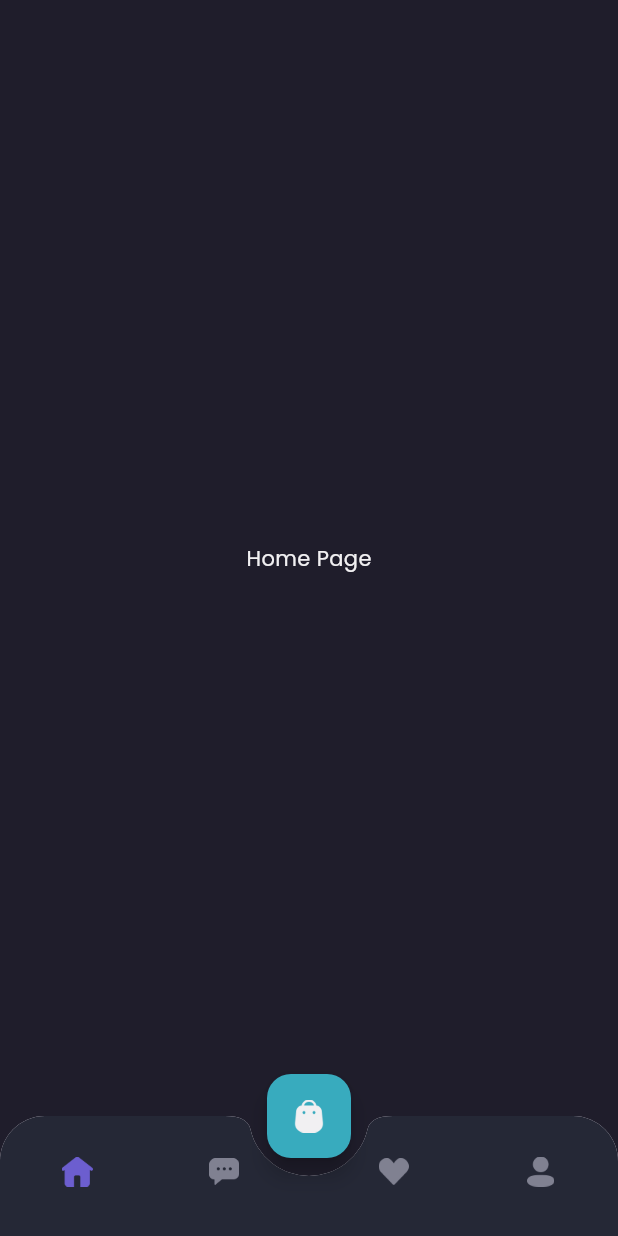
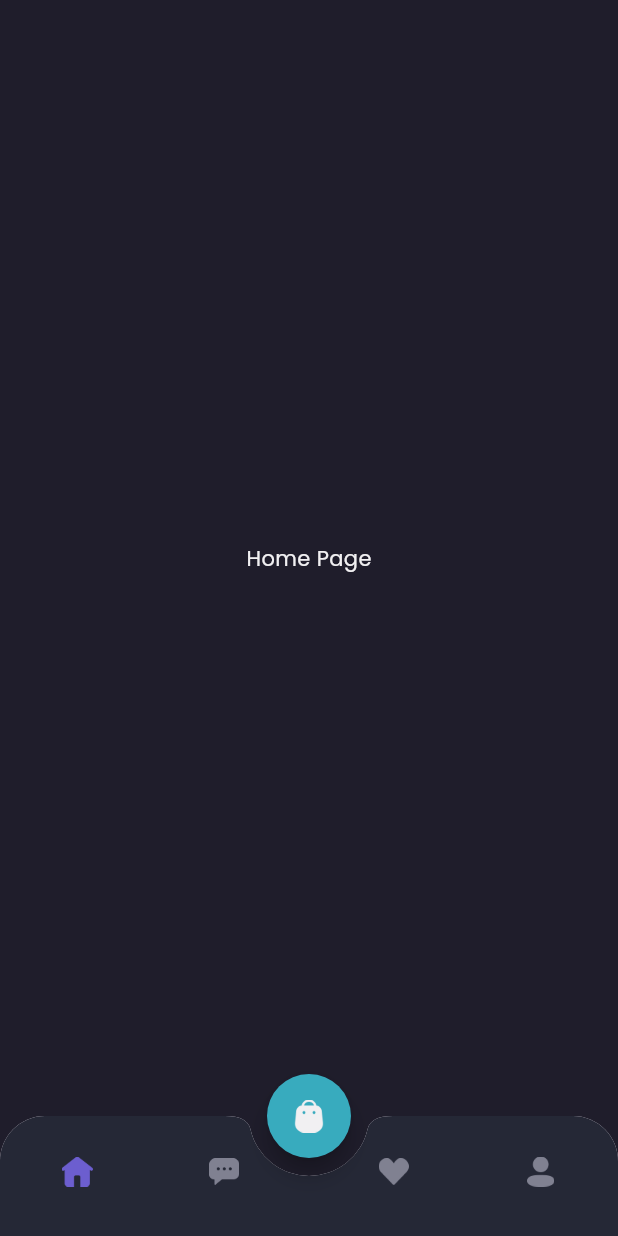
Before and after one commit to renalekiriyanto/shamo, a Flutter app: the MainPage screen opened by its route, on a phone screen of 412 x 824 dp. Run offline on Flutter 3.47's test engine with Material 3 defaults, Android fonts, the phone set to English and light mode, and no system bars; our stand-ins replace google_fonts.

Commit message:
shape rounded cart button

```diff
--- a/shamo_mobile/lib/pages/home/main_page.dart
+++ b/shamo_mobile/lib/pages/home/main_page.dart
@@ -20,6 +20,7 @@ class _MainPageState extends State<MainPage> {
   Widget build(BuildContext context) {
     Widget cartButton() {
       return FloatingActionButton(
+        shape: RoundedRectangleBorder(borderRadius: BorderRadius.circular(50)),
         onPressed: () {},
         backgroundColor: secondaryColor,
         child: Image.asset(
```
